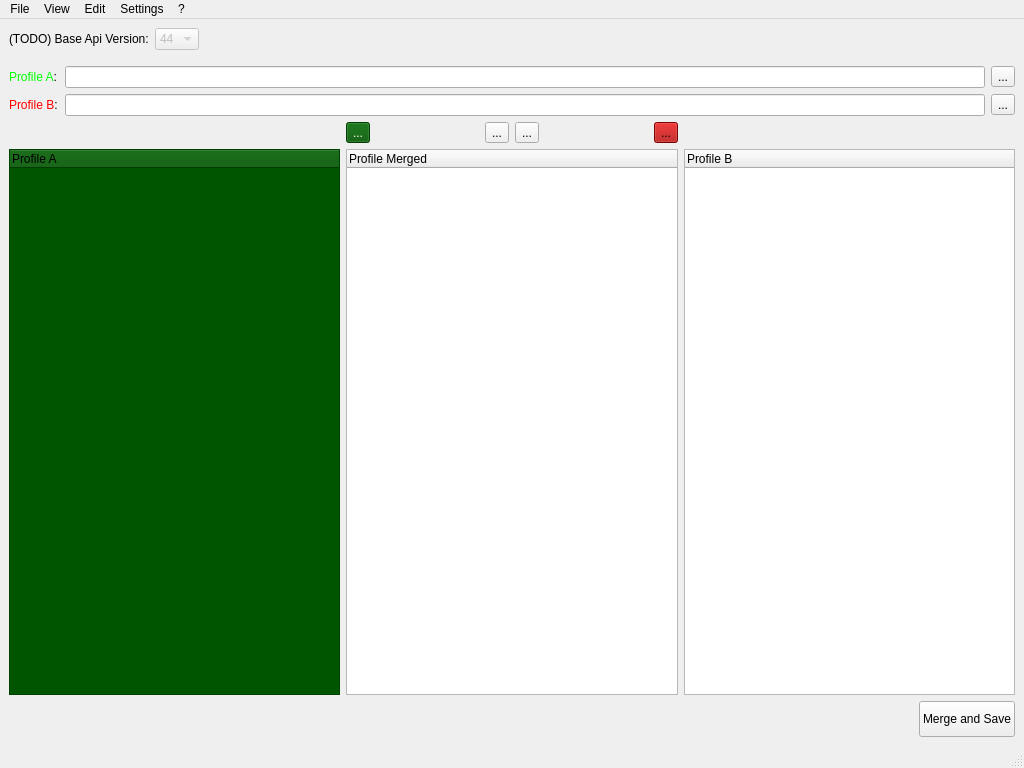
Above: ui/main_window.ui from F1r3f0x/salesforce_profileMergerTool before the change. Below: the same form after it.
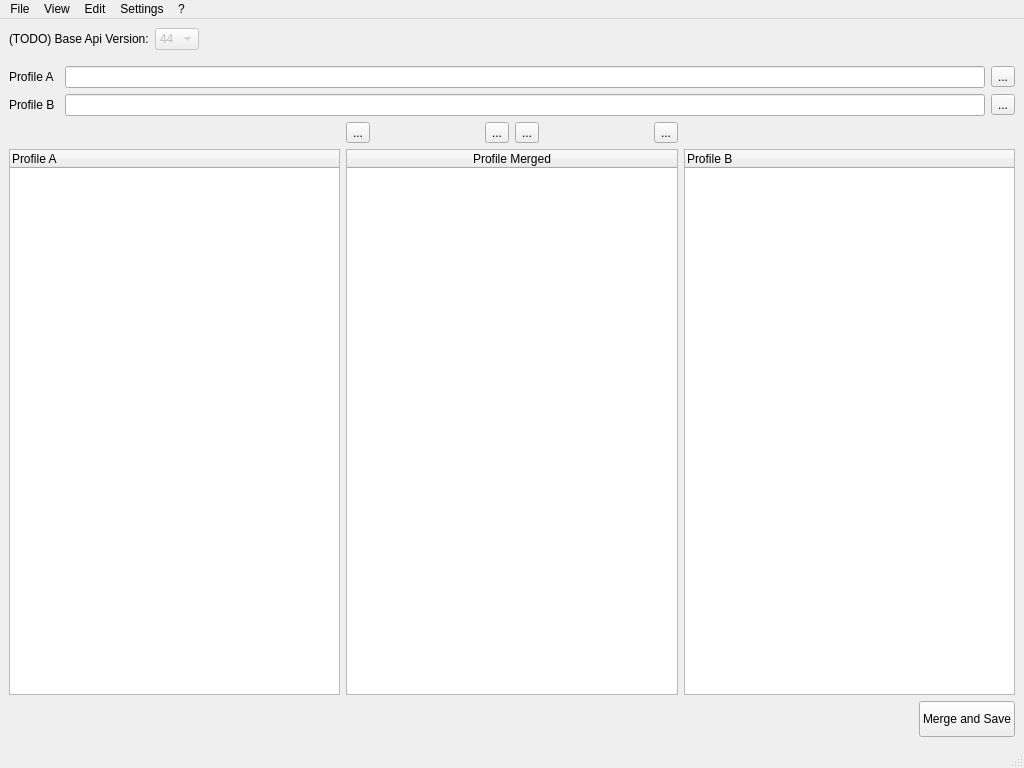
That is the form after the change. Icons and pictures are not drawn. Custom widgets are drawn as their Qt base class.

```diff
--- a/ui/main_window.ui
+++ b/ui/main_window.ui
@@ -172,7 +172,7 @@
          </size>
         </property>
         <property name="text">
-         <string>&lt;html&gt;&lt;head/&gt;&lt;body&gt;&lt;p&gt;&lt;span style=&quot; color:#00ff00;&quot;&gt;Profile A&lt;/span&gt;:&lt;/p&gt;&lt;/body&gt;&lt;/html&gt;</string>
+         <string>Profile A</string>
         </property>
        </widget>
       </item>
@@ -215,7 +215,7 @@
          </size>
         </property>
         <property name="text">
-         <string>&lt;html&gt;&lt;head/&gt;&lt;body&gt;&lt;p&gt;&lt;span style=&quot; color:#ff0000;&quot;&gt;Profile B&lt;/span&gt;:&lt;/p&gt;&lt;/body&gt;&lt;/html&gt;</string>
+         <string>Profile B</string>
         </property>
        </widget>
       </item>
@@ -276,7 +276,7 @@
          <string>[Left Click] to merge values</string>
         </property>
         <property name="styleSheet">
-         <string notr="true">background-color: rgb(0, 85, 0);</string>
+         <string notr="true"/>
         </property>
         <property name="dragEnabled">
          <bool>false</bool>
@@ -285,12 +285,8 @@
          <property name="text">
           <string>Profile A</string>
          </property>
-         <property name="background">
-          <color>
-           <red>0</red>
-           <green>85</green>
-           <blue>0</blue>
-          </color>
+         <property name="textAlignment">
+          <set>AlignLeading|AlignVCenter</set>
          </property>
         </column>
        </widget>
@@ -313,6 +309,9 @@
          <property name="text">
           <string>Profile Merged</string>
          </property>
+         <property name="textAlignment">
+          <set>AlignCenter</set>
+         </property>
         </column>
        </widget>
       </item>
@@ -354,448 +353,6 @@
         </property>
         <item>
          <widget class="QToolButton" name="btn_applyA">
-          <property name="palette">
-           <palette>
-            <active>
-             <colorrole role="WindowText">
-              <brush brushstyle="SolidPattern">
-               <color alpha="255">
-                <red>255</red>
-                <green>255</green>
-                <blue>255</blue>
-               </color>
-              </brush>
-             </colorrole>
-             <colorrole role="Button">
-              <brush brushstyle="SolidPattern">
-               <color alpha="255">
-                <red>0</red>
-                <green>85</green>
-                <blue>0</blue>
-               </color>
-              </brush>
-             </colorrole>
-             <colorrole role="Light">
-              <brush brushstyle="SolidPattern">
-               <color alpha="255">
-                <red>0</red>
-                <green>127</green>
-                <blue>0</blue>
-               </color>
-              </brush>
-             </colorrole>
-             <colorrole role="Midlight">
-              <brush brushstyle="SolidPattern">
-               <color alpha="255">
-                <red>0</red>
-                <green>106</green>
-                <blue>0</blue>
-               </color>
-              </brush>
-             </colorrole>
-             <colorrole role="Dark">
-              <brush brushstyle="SolidPattern">
-               <color alpha="255">
-                <red>0</red>
-                <green>42</green>
-                <blue>0</blue>
-               </color>
-              </brush>
-             </colorrole>
-             <colorrole role="Mid">
-              <brush brushstyle="SolidPattern">
-               <color alpha="255">
-                <red>0</red>
-                <green>56</green>
-                <blue>0</blue>
-               </color>
-              </brush>
-             </colorrole>
-             <colorrole role="Text">
-              <brush brushstyle="SolidPattern">
-               <color alpha="255">
-                <red>255</red>
-                <green>255</green>
-                <blue>255</blue>
-               </color>
-              </brush>
-             </colorrole>
-             <colorrole role="BrightText">
-              <brush brushstyle="SolidPattern">
-               <color alpha="255">
-                <red>255</red>
-                <green>255</green>
-                <blue>255</blue>
-               </color>
-              </brush>
-             </colorrole>
-             <colorrole role="ButtonText">
-              <brush brushstyle="SolidPattern">
-               <color alpha="255">
-                <red>255</red>
-                <green>255</green>
-                <blue>255</blue>
-               </color>
-              </brush>
-             </colorrole>
-             <colorrole role="Base">
-              <brush brushstyle="SolidPattern">
-               <color alpha="255">
-                <red>0</red>
-                <green>0</green>
-                <blue>0</blue>
-               </color>
-              </brush>
-             </colorrole>
-             <colorrole role="Window">
-              <brush brushstyle="SolidPattern">
-               <color alpha="255">
-                <red>0</red>
-                <green>85</green>
-                <blue>0</blue>
-               </color>
-              </brush>
-             </colorrole>
-             <colorrole role="Shadow">
-              <brush brushstyle="SolidPattern">
-               <color alpha="255">
-                <red>0</red>
-                <green>0</green>
-                <blue>0</blue>
-               </color>
-              </brush>
-             </colorrole>
-             <colorrole role="AlternateBase">
-              <brush brushstyle="SolidPattern">
-               <color alpha="255">
-                <red>0</red>
-                <green>42</green>
-                <blue>0</blue>
-               </color>
-              </brush>
-             </colorrole>
-             <colorrole role="ToolTipBase">
-              <brush brushstyle="SolidPattern">
-               <color alpha="255">
-                <red>255</red>
-                <green>255</green>
-                <blue>220</blue>
-               </color>
-              </brush>
-             </colorrole>
-             <colorrole role="ToolTipText">
-              <brush brushstyle="SolidPattern">
-               <color alpha="255">
-                <red>0</red>
-                <green>0</green>
-                <blue>0</blue>
-               </color>
-              </brush>
-             </colorrole>
-             <colorrole role="PlaceholderText">
-              <brush brushstyle="SolidPattern">
-               <color alpha="128">
-                <red>255</red>
-                <green>255</green>
-                <blue>255</blue>
-               </color>
-              </brush>
-             </colorrole>
-            </active>
-            <inactive>
-             <colorrole role="WindowText">
-              <brush brushstyle="SolidPattern">
-               <color alpha="255">
-                <red>255</red>
-                <green>255</green>
-                <blue>255</blue>
-               </color>
-              </brush>
-             </colorrole>
-             <colorrole role="Button">
-              <brush brushstyle="SolidPattern">
-               <color alpha="255">
-                <red>0</red>
-                <green>85</green>
-                <blue>0</blue>
-               </color>
-              </brush>
-             </colorrole>
-             <colorrole role="Light">
-              <brush brushstyle="SolidPattern">
-               <color alpha="255">
-                <red>0</red>
-                <green>127</green>
-                <blue>0</blue>
-               </color>
-              </brush>
-             </colorrole>
-             <colorrole role="Midlight">
-              <brush brushstyle="SolidPattern">
-               <color alpha="255">
-                <red>0</red>
-                <green>106</green>
-                <blue>0</blue>
-               </color>
-              </brush>
-             </colorrole>
-             <colorrole role="Dark">
-              <brush brushstyle="SolidPattern">
-               <color alpha="255">
-                <red>0</red>
-                <green>42</green>
-                <blue>0</blue>
-               </color>
-              </brush>
-             </colorrole>
-             <colorrole role="Mid">
-              <brush brushstyle="SolidPattern">
-               <color alpha="255">
-                <red>0</red>
-                <green>56</green>
-                <blue>0</blue>
-               </color>
-              </brush>
-             </colorrole>
-             <colorrole role="Text">
-              <brush brushstyle="SolidPattern">
-               <color alpha="255">
-                <red>255</red>
-                <green>255</green>
-                <blue>255</blue>
-               </color>
-              </brush>
-             </colorrole>
-             <colorrole role="BrightText">
-              <brush brushstyle="SolidPattern">
-               <color alpha="255">
-                <red>255</red>
-                <green>255</green>
-                <blue>255</blue>
-               </color>
-              </brush>
-             </colorrole>
-             <colorrole role="ButtonText">
-              <brush brushstyle="SolidPattern">
-               <color alpha="255">
-                <red>255</red>
-                <green>255</green>
-                <blue>255</blue>
-               </color>
-              </brush>
-             </colorrole>
-             <colorrole role="Base">
-              <brush brushstyle="SolidPattern">
-               <color alpha="255">
-                <red>0</red>
-                <green>0</green>
-                <blue>0</blue>
-               </color>
-              </brush>
-             </colorrole>
-             <colorrole role="Window">
-              <brush brushstyle="SolidPattern">
-               <color alpha="255">
-                <red>0</red>
-                <green>85</green>
-                <blue>0</blue>
-               </color>
-              </brush>
-             </colorrole>
-             <colorrole role="Shadow">
-              <brush brushstyle="SolidPattern">
-               <color alpha="255">
-                <red>0</red>
-                <green>0</green>
-                <blue>0</blue>
-               </color>
-              </brush>
-             </colorrole>
-             <colorrole role="AlternateBase">
-              <brush brushstyle="SolidPattern">
-               <color alpha="255">
-                <red>0</red>
-                <green>42</green>
-                <blue>0</blue>
-               </color>
-              </brush>
-             </colorrole>
-             <colorrole role="ToolTipBase">
-              <brush brushstyle="SolidPattern">
-               <color alpha="255">
-                <red>255</red>
-                <green>255</green>
-                <blue>220</blue>
-               </color>
-              </brush>
-             </colorrole>
-             <colorrole role="ToolTipText">
-              <brush brushstyle="SolidPattern">
-               <color alpha="255">
-                <red>0</red>
-                <green>0</green>
-                <blue>0</blue>
-               </color>
-              </brush>
-             </colorrole>
-             <colorrole role="PlaceholderText">
-              <brush brushstyle="SolidPattern">
-               <color alpha="128">
-                <red>255</red>
-                <green>255</green>
-                <blue>255</blue>
-               </color>
-              </brush>
-             </colorrole>
-            </inactive>
-            <disabled>
-             <colorrole role="WindowText">
-              <brush brushstyle="SolidPattern">
-               <color alpha="255">
-                <red>0</red>
-                <green>42</green>
-                <blue>0</blue>
-               </color>
-              </brush>
-             </colorrole>
-             <colorrole role="Button">
-              <brush brushstyle="SolidPattern">
-               <color alpha="255">
-                <red>0</red>
-                <green>85</green>
-                <blue>0</blue>
-               </color>
-              </brush>
-             </colorrole>
-             <colorrole role="Light">
-              <brush brushstyle="SolidPattern">
-               <color alpha="255">
-                <red>0</red>
-                <green>127</green>
-                <blue>0</blue>
-               </color>
-              </brush>
-             </colorrole>
-             <colorrole role="Midlight">
-              <brush brushstyle="SolidPattern">
-               <color alpha="255">
-                <red>0</red>
-                <green>106</green>
-                <blue>0</blue>
-               </color>
-              </brush>
-             </colorrole>
-             <colorrole role="Dark">
-              <brush brushstyle="SolidPattern">
-               <color alpha="255">
-                <red>0</red>
-                <green>42</green>
-                <blue>0</blue>
-               </color>
-              </brush>
-             </colorrole>
-             <colorrole role="Mid">
-              <brush brushstyle="SolidPattern">
-               <color alpha="255">
-                <red>0</red>
-                <green>56</green>
-                <blue>0</blue>
-               </color>
-              </brush>
-             </colorrole>
-             <colorrole role="Text">
-              <brush brushstyle="SolidPattern">
-               <color alpha="255">
-                <red>0</red>
-                <green>42</green>
-                <blue>0</blue>
-               </color>
-              </brush>
-             </colorrole>
-             <colorrole role="BrightText">
-              <brush brushstyle="SolidPattern">
-               <color alpha="255">
-                <red>255</red>
-                <green>255</green>
-                <blue>255</blue>
-               </color>
-              </brush>
-             </colorrole>
-             <colorrole role="ButtonText">
-              <brush brushstyle="SolidPattern">
-               <color alpha="255">
-                <red>0</red>
-                <green>42</green>
-                <blue>0</blue>
-               </color>
-              </brush>
-             </colorrole>
-             <colorrole role="Base">
-              <brush brushstyle="SolidPattern">
-               <color alpha="255">
-                <red>0</red>
-                <green>85</green>
-                <blue>0</blue>
-               </color>
-              </brush>
-             </colorrole>
-             <colorrole role="Window">
-              <brush brushstyle="SolidPattern">
-               <color alpha="255">
-                <red>0</red>
-                <green>85</green>
-                <blue>0</blue>
-               </color>
-              </brush>
-             </colorrole>
-             <colorrole role="Shadow">
-              <brush brushstyle="SolidPattern">
-               <color alpha="255">
-                <red>0</red>
-                <green>0</green>
-                <blue>0</blue>
-               </color>
-              </brush>
-             </colorrole>
-             <colorrole role="AlternateBase">
-              <brush brushstyle="SolidPattern">
-               <color alpha="255">
-                <red>0</red>
-                <green>85</green>
-                <blue>0</blue>
-               </color>
-              </brush>
-             </colorrole>
-             <colorrole role="ToolTipBase">
-              <brush brushstyle="SolidPattern">
-               <color alpha="255">
-                <red>255</red>
-                <green>255</green>
-                <blue>220</blue>
-               </color>
-              </brush>
-             </colorrole>
-             <colorrole role="ToolTipText">
-              <brush brushstyle="SolidPattern">
-               <color alpha="255">
-                <red>0</red>
-                <green>0</green>
-                <blue>0</blue>
-               </color>
-              </brush>
-             </colorrole>
-             <colorrole role="PlaceholderText">
-              <brush brushstyle="SolidPattern">
-               <color alpha="128">
-                <red>255</red>
-                <green>255</green>
-                <blue>255</blue>
-               </color>
-              </brush>
-             </colorrole>
-            </disabled>
-           </palette>
-          </property>
           <property name="text">
            <string>...</string>
           </property>
@@ -858,448 +415,6 @@
         </item>
         <item>
          <widget class="QToolButton" name="btn_applyB">
-          <property name="palette">
-           <palette>
-            <active>
-             <colorrole role="WindowText">
-              <brush brushstyle="SolidPattern">
-               <color alpha="255">
-                <red>0</red>
-                <green>0</green>
-                <blue>0</blue>
-               </color>
-              </brush>
-             </colorrole>
-             <colorrole role="Button">
-              <brush brushstyle="SolidPattern">
-               <color alpha="255">
-                <red>170</red>
-                <green>0</green>
-                <blue>0</blue>
-               </color>
-              </brush>
-             </colorrole>
-             <colorrole role="Light">
-              <brush brushstyle="SolidPattern">
-               <color alpha="255">
-                <red>255</red>
-                <green>0</green>
-                <blue>0</blue>
-               </color>
-              </brush>
-             </colorrole>
-             <colorrole role="Midlight">
-              <brush brushstyle="SolidPattern">
-               <color alpha="255">
-                <red>212</red>
-                <green>0</green>
-                <blue>0</blue>
-               </color>
-              </brush>
-             </colorrole>
-             <colorrole role="Dark">
-              <brush brushstyle="SolidPattern">
-               <color alpha="255">
-                <red>85</red>
-                <green>0</green>
-                <blue>0</blue>
-               </color>
-              </brush>
-             </colorrole>
-             <colorrole role="Mid">
-              <brush brushstyle="SolidPattern">
-               <color alpha="255">
-                <red>113</red>
-                <green>0</green>
-                <blue>0</blue>
-               </color>
-              </brush>
-             </colorrole>
-             <colorrole role="Text">
-              <brush brushstyle="SolidPattern">
-               <color alpha="255">
-                <red>0</red>
-                <green>0</green>
-                <blue>0</blue>
-               </color>
-              </brush>
-             </colorrole>
-             <colorrole role="BrightText">
-              <brush brushstyle="SolidPattern">
-               <color alpha="255">
-                <red>255</red>
-                <green>255</green>
-                <blue>255</blue>
-               </color>
-              </brush>
-             </colorrole>
-             <colorrole role="ButtonText">
-              <brush brushstyle="SolidPattern">
-               <color alpha="255">
-                <red>0</red>
-                <green>0</green>
-                <blue>0</blue>
-               </color>
-              </brush>
-             </colorrole>
-             <colorrole role="Base">
-              <brush brushstyle="SolidPattern">
-               <color alpha="255">
-                <red>255</red>
-                <green>255</green>
-                <blue>255</blue>
-               </color>
-              </brush>
-             </colorrole>
-             <colorrole role="Window">
-              <brush brushstyle="SolidPattern">
-               <color alpha="255">
-                <red>170</red>
-                <green>0</green>
-                <blue>0</blue>
-               </color>
-              </brush>
-             </colorrole>
-             <colorrole role="Shadow">
-              <brush brushstyle="SolidPattern">
-               <color alpha="255">
-                <red>0</red>
-                <green>0</green>
-                <blue>0</blue>
-               </color>
-              </brush>
-             </colorrole>
-             <colorrole role="AlternateBase">
-              <brush brushstyle="SolidPattern">
-               <color alpha="255">
-                <red>212</red>
-                <green>127</green>
-                <blue>127</blue>
-               </color>
-              </brush>
-             </colorrole>
-             <colorrole role="ToolTipBase">
-              <brush brushstyle="SolidPattern">
-               <color alpha="255">
-                <red>255</red>
-                <green>255</green>
-                <blue>220</blue>
-               </color>
-              </brush>
-             </colorrole>
-             <colorrole role="ToolTipText">
-              <brush brushstyle="SolidPattern">
-               <color alpha="255">
-                <red>0</red>
-                <green>0</green>
-                <blue>0</blue>
-               </color>
-              </brush>
-             </colorrole>
-             <colorrole role="PlaceholderText">
-              <brush brushstyle="SolidPattern">
-               <color alpha="128">
-                <red>0</red>
-                <green>0</green>
-                <blue>0</blue>
-               </color>
-              </brush>
-             </colorrole>
-            </active>
-            <inactive>
-             <colorrole role="WindowText">
-              <brush brushstyle="SolidPattern">
-               <color alpha="255">
-                <red>0</red>
-                <green>0</green>
-                <blue>0</blue>
-               </color>
-              </brush>
-             </colorrole>
-             <colorrole role="Button">
-              <brush brushstyle="SolidPattern">
-               <color alpha="255">
-                <red>170</red>
-                <green>0</green>
-                <blue>0</blue>
-               </color>
-              </brush>
-             </colorrole>
-             <colorrole role="Light">
-              <brush brushstyle="SolidPattern">
-               <color alpha="255">
-                <red>255</red>
-                <green>0</green>
-                <blue>0</blue>
-               </color>
-              </brush>
-             </colorrole>
-             <colorrole role="Midlight">
-              <brush brushstyle="SolidPattern">
-               <color alpha="255">
-                <red>212</red>
-                <green>0</green>
-                <blue>0</blue>
-               </color>
-              </brush>
-             </colorrole>
-             <colorrole role="Dark">
-              <brush brushstyle="SolidPattern">
-               <color alpha="255">
-                <red>85</red>
-                <green>0</green>
-                <blue>0</blue>
-               </color>
-              </brush>
-             </colorrole>
-             <colorrole role="Mid">
-              <brush brushstyle="SolidPattern">
-               <color alpha="255">
-                <red>113</red>
-                <green>0</green>
-                <blue>0</blue>
-               </color>
-              </brush>
-             </colorrole>
-             <colorrole role="Text">
-              <brush brushstyle="SolidPattern">
-               <color alpha="255">
-                <red>0</red>
-                <green>0</green>
-                <blue>0</blue>
-               </color>
-              </brush>
-             </colorrole>
-             <colorrole role="BrightText">
-              <brush brushstyle="SolidPattern">
-               <color alpha="255">
-                <red>255</red>
-                <green>255</green>
-                <blue>255</blue>
-               </color>
-              </brush>
-             </colorrole>
-             <colorrole role="ButtonText">
-              <brush brushstyle="SolidPattern">
-               <color alpha="255">
-                <red>0</red>
-                <green>0</green>
-                <blue>0</blue>
-               </color>
-              </brush>
-             </colorrole>
-             <colorrole role="Base">
-              <brush brushstyle="SolidPattern">
-               <color alpha="255">
-                <red>255</red>
-                <green>255</green>
-                <blue>255</blue>
-               </color>
-              </brush>
-             </colorrole>
-             <colorrole role="Window">
-              <brush brushstyle="SolidPattern">
-               <color alpha="255">
-                <red>170</red>
-                <green>0</green>
-                <blue>0</blue>
-               </color>
-              </brush>
-             </colorrole>
-             <colorrole role="Shadow">
-              <brush brushstyle="SolidPattern">
-               <color alpha="255">
-                <red>0</red>
-                <green>0</green>
-                <blue>0</blue>
-               </color>
-              </brush>
-             </colorrole>
-             <colorrole role="AlternateBase">
-              <brush brushstyle="SolidPattern">
-               <color alpha="255">
-                <red>212</red>
-                <green>127</green>
-                <blue>127</blue>
-               </color>
-              </brush>
-             </colorrole>
-             <colorrole role="ToolTipBase">
-              <brush brushstyle="SolidPattern">
-               <color alpha="255">
-                <red>255</red>
-                <green>255</green>
-                <blue>220</blue>
-               </color>
-              </brush>
-             </colorrole>
-             <colorrole role="ToolTipText">
-              <brush brushstyle="SolidPattern">
-               <color alpha="255">
-                <red>0</red>
-                <green>0</green>
-                <blue>0</blue>
-               </color>
-              </brush>
-             </colorrole>
-             <colorrole role="PlaceholderText">
-              <brush brushstyle="SolidPattern">
-               <color alpha="128">
-                <red>0</red>
-                <green>0</green>
-                <blue>0</blue>
-               </color>
-              </brush>
-             </colorrole>
-            </inactive>
-            <disabled>
-             <colorrole role="WindowText">
-              <brush brushstyle="SolidPattern">
-               <color alpha="255">
-                <red>85</red>
-                <green>0</green>
-                <blue>0</blue>
-               </color>
-              </brush>
-             </colorrole>
-             <colorrole role="Button">
-              <brush brushstyle="SolidPattern">
-               <color alpha="255">
-                <red>170</red>
-                <green>0</green>
-                <blue>0</blue>
-               </color>
-              </brush>
-             </colorrole>
-             <colorrole role="Light">
-              <brush brushstyle="SolidPattern">
-               <color alpha="255">
-                <red>255</red>
-                <green>0</green>
-                <blue>0</blue>
-               </color>
-              </brush>
-             </colorrole>
-             <colorrole role="Midlight">
-              <brush brushstyle="SolidPattern">
-               <color alpha="255">
-                <red>212</red>
-                <green>0</green>
-                <blue>0</blue>
-               </color>
-              </brush>
-             </colorrole>
-             <colorrole role="Dark">
-              <brush brushstyle="SolidPattern">
-               <color alpha="255">
-                <red>85</red>
-                <green>0</green>
-                <blue>0</blue>
-               </color>
-              </brush>
-             </colorrole>
-             <colorrole role="Mid">
-              <brush brushstyle="SolidPattern">
-               <color alpha="255">
-                <red>113</red>
-                <green>0</green>
-                <blue>0</blue>
-               </color>
-              </brush>
-             </colorrole>
-             <colorrole role="Text">
-              <brush brushstyle="SolidPattern">
-               <color alpha="255">
-                <red>85</red>
-                <green>0</green>
-                <blue>0</blue>
-               </color>
-              </brush>
-             </colorrole>
-             <colorrole role="BrightText">
-              <brush brushstyle="SolidPattern">
-               <color alpha="255">
-                <red>255</red>
-                <green>255</green>
-                <blue>255</blue>
-               </color>
-              </brush>
-             </colorrole>
-             <colorrole role="ButtonText">
-              <brush brushstyle="SolidPattern">
-               <color alpha="255">
-                <red>85</red>
-                <green>0</green>
-                <blue>0</blue>
-               </color>
-              </brush>
-             </colorrole>
-             <colorrole role="Base">
-              <brush brushstyle="SolidPattern">
-               <color alpha="255">
-                <red>170</red>
-                <green>0</green>
-                <blue>0</blue>
-               </color>
-              </brush>
-             </colorrole>
-             <colorrole role="Window">
-              <brush brushstyle="SolidPattern">
-               <color alpha="255">
-                <red>170</red>
-                <green>0</green>
-                <blue>0</blue>
-               </color>
-              </brush>
-             </colorrole>
-             <colorrole role="Shadow">
-              <brush brushstyle="SolidPattern">
-               <color alpha="255">
-                <red>0</red>
-                <green>0</green>
-                <blue>0</blue>
-               </color>
-              </brush>
-             </colorrole>
-             <colorrole role="AlternateBase">
-              <brush brushstyle="SolidPattern">
-               <color alpha="255">
-                <red>170</red>
-                <green>0</green>
-                <blue>0</blue>
-               </color>
-              </brush>
-             </colorrole>
-             <colorrole role="ToolTipBase">
-              <brush brushstyle="SolidPattern">
-               <color alpha="255">
-                <red>255</red>
-                <green>255</green>
-                <blue>220</blue>
-               </color>
-              </brush>
-             </colorrole>
-             <colorrole role="ToolTipText">
-              <brush brushstyle="SolidPattern">
-               <color alpha="255">
-                <red>0</red>
-                <green>0</green>
-                <blue>0</blue>
-               </color>
-              </brush>
-             </colorrole>
-             <colorrole role="PlaceholderText">
-              <brush brushstyle="SolidPattern">
-               <color alpha="128">
-                <red>0</red>
-                <green>0</green>
-                <blue>0</blue>
-               </color>
-              </brush>
-             </colorrole>
-            </disabled>
-           </palette>
-          </property>
           <property name="text">
            <string>...</string>
           </property>
```
Left out of the diff: 7 changed lines with no effect on the pictures.
